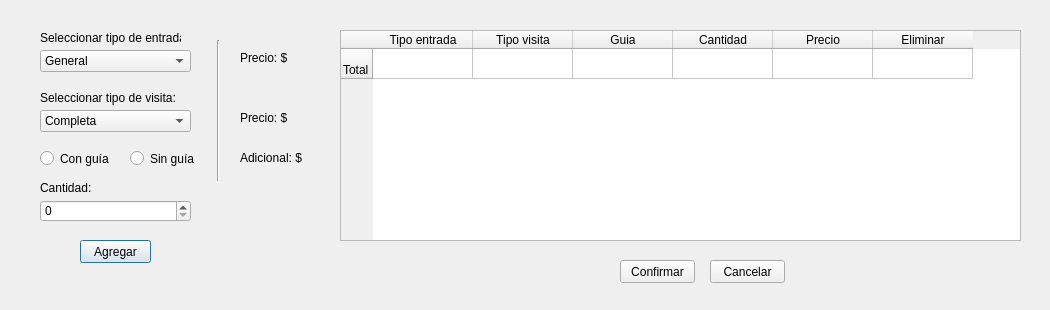
Qt form Interfaz/Interfaz3.ui (Proyecto-PAV/ProyectoDSI) before a commit.
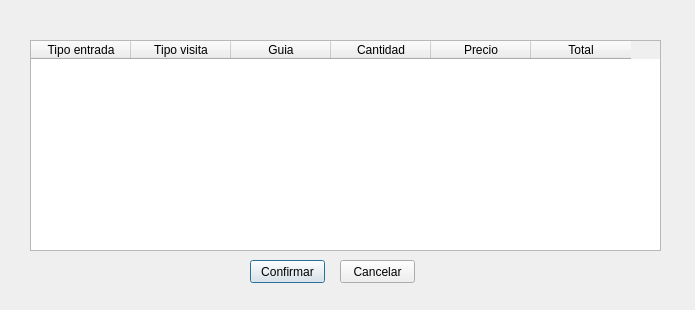
The same form after that commit.

What changed in the file:
```diff
--- a/Interfaz/Interfaz3.ui
+++ b/Interfaz/Interfaz3.ui
@@ -9,152 +9,37 @@
    <rect>
     <x>0</x>
     <y>0</y>
-    <width>1050</width>
+    <width>695</width>
     <height>310</height>
    </rect>
   </property>
   <property name="minimumSize">
    <size>
-    <width>1050</width>
+    <width>695</width>
     <height>310</height>
    </size>
   </property>
   <property name="maximumSize">
    <size>
-    <width>1050</width>
+    <width>695</width>
     <height>310</height>
    </size>
   </property>
   <property name="windowTitle">
    <string>Registrar venta de entradas</string>
   </property>
-  <widget class="QComboBox" name="CB_tipo_entrada">
-   <property name="geometry">
-    <rect>
-     <x>40</x>
-     <y>50</y>
-     <width>151</width>
-     <height>22</height>
-    </rect>
-   </property>
-   <item>
-    <property name="text">
-     <string>General</string>
-    </property>
-   </item>
-   <item>
-    <property name="text">
-     <string>Menores</string>
-    </property>
-   </item>
-   <item>
-    <property name="text">
-     <string>Jubilados</string>
-    </property>
-   </item>
-   <item>
-    <property name="text">
-     <string>Estudiantes</string>
-    </property>
-   </item>
-   <item>
-    <property name="text">
-     <string>Otra</string>
-    </property>
-   </item>
-  </widget>
-  <widget class="QLabel" name="lbl_tipo_entrada">
-   <property name="geometry">
-    <rect>
-     <x>40</x>
-     <y>30</y>
-     <width>141</width>
-     <height>16</height>
-    </rect>
-   </property>
-   <property name="text">
-    <string>Seleccionar tipo de entrada:</string>
-   </property>
-  </widget>
-  <widget class="QLabel" name="lbl_tipo_visita">
-   <property name="geometry">
-    <rect>
-     <x>40</x>
-     <y>90</y>
-     <width>141</width>
-     <height>16</height>
-    </rect>
-   </property>
-   <property name="text">
-    <string>Seleccionar tipo de visita:</string>
-   </property>
-  </widget>
-  <widget class="QComboBox" name="CB_tipo_visita">
-   <property name="geometry">
-    <rect>
-     <x>40</x>
-     <y>110</y>
-     <width>151</width>
-     <height>22</height>
-    </rect>
-   </property>
-   <item>
-    <property name="text">
-     <string>Completa</string>
-    </property>
-   </item>
-   <item>
-    <property name="text">
-     <string>Por exposicion</string>
-    </property>
-   </item>
-  </widget>
-  <widget class="QRadioButton" name="RB_con_guia">
-   <property name="geometry">
-    <rect>
-     <x>40</x>
-     <y>150</y>
-     <width>82</width>
-     <height>17</height>
-    </rect>
-   </property>
-   <property name="text">
-    <string>Con guía</string>
-   </property>
-  </widget>
-  <widget class="QRadioButton" name="RB_sin_guia">
-   <property name="geometry">
-    <rect>
-     <x>130</x>
-     <y>150</y>
-     <width>82</width>
-     <height>17</height>
-    </rect>
-   </property>
-   <property name="text">
-    <string>Sin guía</string>
-   </property>
-  </widget>
   <widget class="QTableWidget" name="tableWidget">
    <property name="enabled">
     <bool>true</bool>
    </property>
    <property name="geometry">
     <rect>
-     <x>340</x>
-     <y>30</y>
-     <width>681</width>
+     <x>30</x>
+     <y>40</y>
+     <width>631</width>
      <height>211</height>
     </rect>
    </property>
-   <row>
-    <property name="text">
-     <string>Total</string>
-    </property>
-    <property name="textAlignment">
-     <set>AlignLeading|AlignBottom</set>
-    </property>
-   </row>
    <column>
     <property name="text">
      <string>Tipo entrada</string>
@@ -182,53 +67,14 @@
    </column>
    <column>
     <property name="text">
-     <string>Eliminar</string>
+     <string>Total</string>
     </property>
    </column>
   </widget>
-  <widget class="QSpinBox" name="SB_cantidad">
-   <property name="geometry">
-    <rect>
-     <x>40</x>
-     <y>200</y>
-     <width>151</width>
-     <height>22</height>
-    </rect>
-   </property>
-   <property name="maximum">
-    <number>1000</number>
-   </property>
-  </widget>
-  <widget class="QLabel" name="lbl_cantidad">
-   <property name="geometry">
-    <rect>
-     <x>40</x>
-     <y>180</y>
-     <width>51</width>
-     <height>16</height>
-    </rect>
-   </property>
-   <property name="text">
-    <string>Cantidad:</string>
-   </property>
-  </widget>
-  <widget class="QPushButton" name="btn_agregar">
-   <property name="geometry">
-    <rect>
-     <x>80</x>
-     <y>240</y>
-     <width>71</width>
-     <height>23</height>
-    </rect>
-   </property>
-   <property name="text">
-    <string>Agregar</string>
-   </property>
-  </widget>
   <widget class="QPushButton" name="btn_confirmar">
    <property name="geometry">
     <rect>
-     <x>620</x>
+     <x>250</x>
      <y>260</y>
      <width>75</width>
      <height>23</height>
@@ -241,7 +87,7 @@
   <widget class="QPushButton" name="btn_cancelar">
    <property name="geometry">
     <rect>
-     <x>710</x>
+     <x>340</x>
      <y>260</y>
      <width>75</width>
      <height>23</height>
@@ -251,58 +97,6 @@
     <string>Cancelar</string>
    </property>
   </widget>
-  <widget class="QLabel" name="lbl_precio_tipo_entrada">
-   <property name="geometry">
-    <rect>
-     <x>240</x>
-     <y>50</y>
-     <width>91</width>
-     <height>16</height>
-    </rect>
-   </property>
-   <property name="text">
-    <string>Precio: $</string>
-   </property>
-  </widget>
-  <widget class="QLabel" name="lbl_precio_tipo_visita">
-   <property name="geometry">
-    <rect>
-     <x>240</x>
-     <y>110</y>
-     <width>91</width>
-     <height>16</height>
-    </rect>
-   </property>
-   <property name="text">
-    <string>Precio: $</string>
-   </property>
-  </widget>
-  <widget class="QLabel" name="lbl_adicional_guia">
-   <property name="geometry">
-    <rect>
-     <x>240</x>
-     <y>150</y>
-     <width>91</width>
-     <height>16</height>
-    </rect>
-   </property>
-   <property name="text">
-    <string>Adicional: $</string>
-   </property>
-  </widget>
-  <widget class="Line" name="line">
-   <property name="geometry">
-    <rect>
-     <x>210</x>
-     <y>40</y>
-     <width>16</width>
-     <height>141</height>
-    </rect>
-   </property>
-   <property name="orientation">
-    <enum>Qt::Vertical</enum>
-   </property>
-  </widget>
  </widget>
  <resources/>
  <connections>
```
